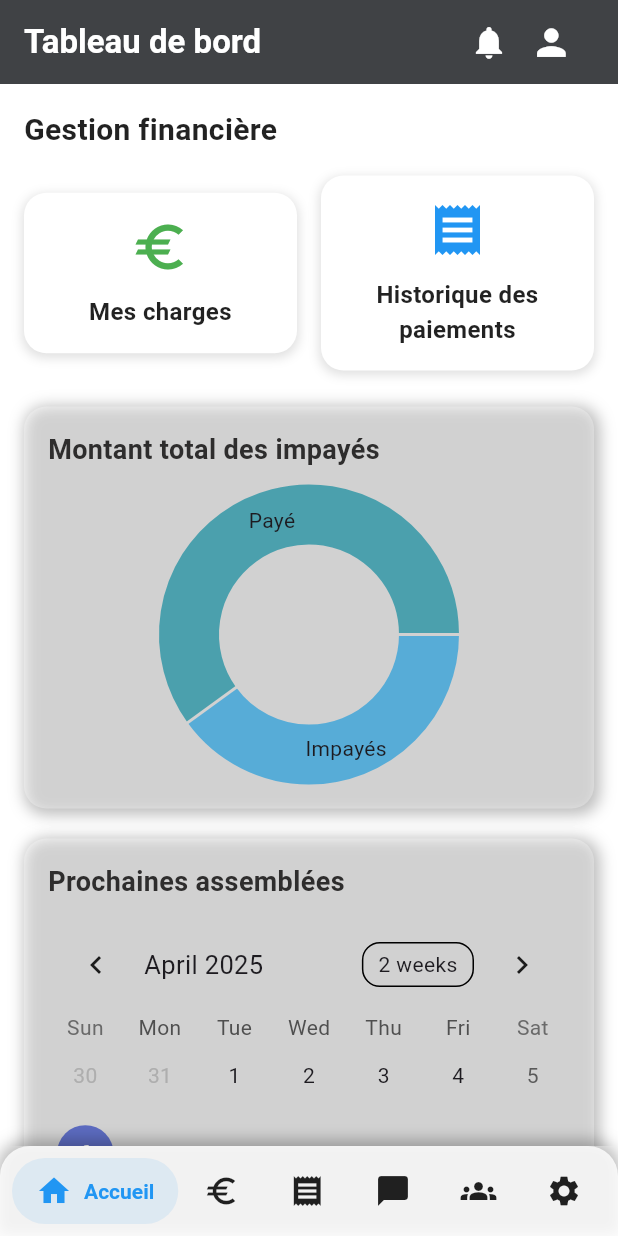
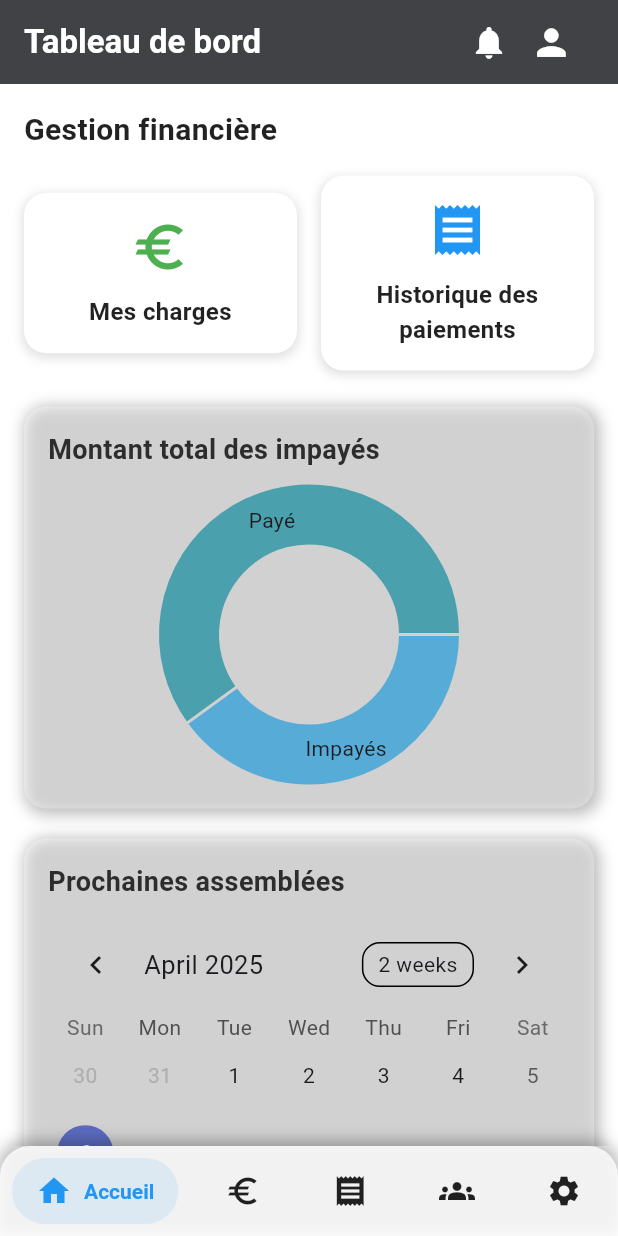
Before and after one commit to ouchin55edcx/syndic-app, a Flutter app: the HomeScreen screen opened directly, on a phone screen of 412 x 824 dp. Run offline on Flutter 3.47's test engine with Material 3 defaults, Android fonts, the phone set to English and light mode, and no system bars; drawn by our look-alikes of fl_chart, salomon_bottom_bar, table_calendar; our stand-ins replace image_picker; accounts and stored records are empty.

Commit message:
remove message page

```diff
--- a/lib/pages/home_screen.dart
+++ b/lib/pages/home_screen.dart
@@ -36,7 +36,6 @@ class _HomeScreenState extends State<HomeScreen> {
     if (isSyndic) {
       _pages = [
         DashboardPage(),
-        MessagesPage(),
         ScheduleMeetingPage(),
         OwnersListPage(),
         ChargesListPage(),
@@ -50,7 +49,6 @@ class _HomeScreenState extends State<HomeScreen> {
         DashboardPage(),
         ChargesListPage(),      // Charges list with payment options
         PaymentHistoryPage(),   // Payment history
-        MessagesPage(),
         ReunionsListPage(),
         SettingsPage(),
       ];
--- a/lib/widgets/custom_bottom_navbar.dart
+++ b/lib/widgets/custom_bottom_navbar.dart
@@ -37,7 +37,6 @@ class CustomBottomNavBar extends StatelessWidget {
             ? [
                 // Syndic navigation items
                 SalomonBottomBarItem(icon: Icon(Icons.home), title: Text("Accueil"), selectedColor: Colors.blue),
-                SalomonBottomBarItem(icon: Icon(Icons.chat_bubble), title: Text("Messages"), selectedColor: Colors.blue),
                 SalomonBottomBarItem(icon: Icon(Icons.calendar_today), title: Text("Planifier"), selectedColor: Colors.blue),
                 SalomonBottomBarItem(icon: Icon(Icons.business), title: Text("Propriétaires"), selectedColor: Colors.blue),
                 SalomonBottomBarItem(icon: Icon(Icons.euro), title: Text("Charges"), selectedColor: Colors.blue),
@@ -50,7 +49,6 @@ class CustomBottomNavBar extends StatelessWidget {
                 SalomonBottomBarItem(icon: Icon(Icons.home), title: Text("Accueil"), selectedColor: Colors.blue),
                 SalomonBottomBarItem(icon: Icon(Icons.euro), title: Text("Charges"), selectedColor: Colors.green),
                 SalomonBottomBarItem(icon: Icon(Icons.receipt), title: Text("Paiements"), selectedColor: Colors.green),
-                SalomonBottomBarItem(icon: Icon(Icons.chat_bubble), title: Text("Messages"), selectedColor: Colors.blue),
                 SalomonBottomBarItem(icon: Icon(Icons.groups), title: Text("Réunions"), selectedColor: Colors.blue),
                 SalomonBottomBarItem(icon: Icon(Icons.settings), title: Text("Paramètres"), selectedColor: Colors.blue),
               ],
```
